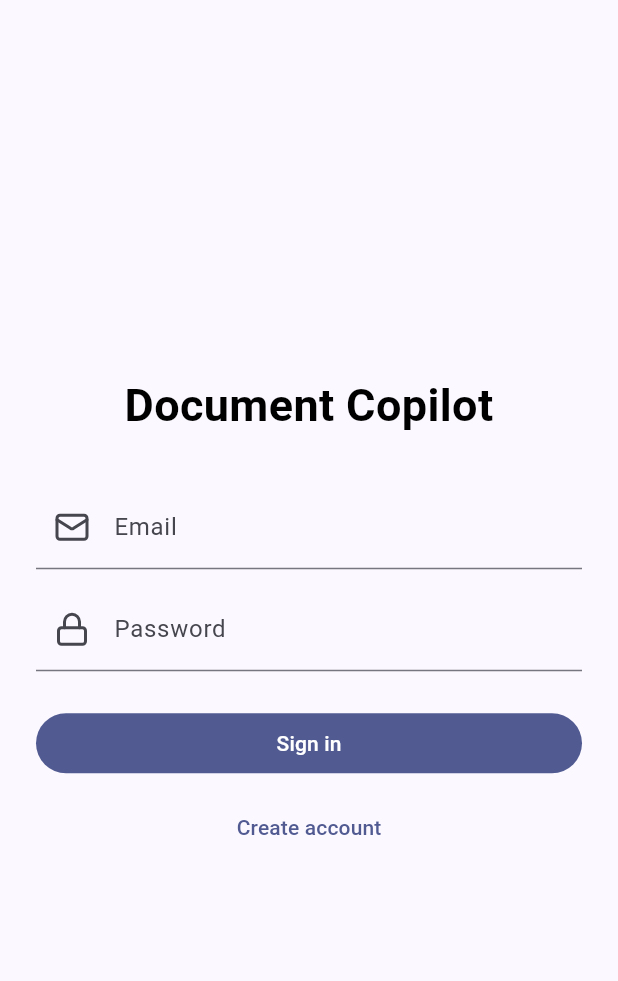
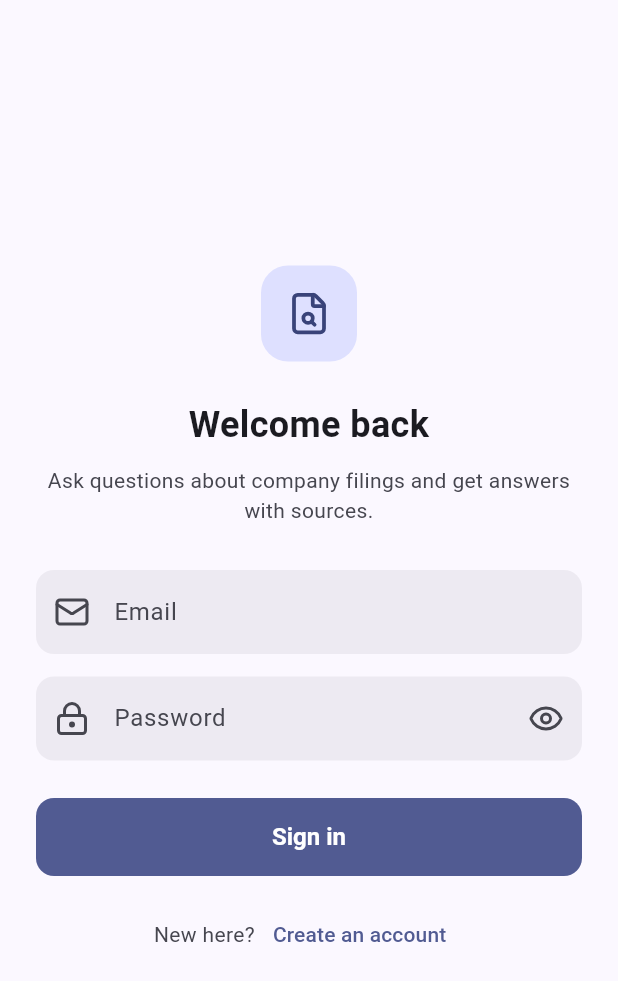
Before and after one commit to ashiq-dev-codes/document-copilot, a Flutter app: the screen it shows after launch, on a phone screen of 412 x 824 dp. Shown: the top 981 px of the screen. Run offline on Flutter 3.47's test engine with Material 3 defaults, Android fonts, the phone set to English and light mode, and no system bars; our stand-ins replace device_preview, dio, flutter_bloc, get_it, lucide_icons_flutter, supabase_flutter; missing offline and left inert: corextra; accounts and stored records are empty; statements that could not run were skipped.

Commit message:
feat: implement AppTheme for consistent styling; add AuthHeader and PasswordField components; refactor SignInPage layout

```diff
--- a/frontend/lib/app.dart
+++ b/frontend/lib/app.dart
@@ -6,6 +6,7 @@ import 'package:document_copilot/core/config/config.dart';
 import 'package:document_copilot/features/auth/presentation/cubit/auth_cubit.dart';
 import 'package:document_copilot/features/auth/presentation/pages/account_page.dart';
 import 'package:document_copilot/features/auth/presentation/pages/sign_in_page.dart';
+import 'package:document_copilot/shared/theme/app_theme.dart';
 
 /// The MaterialApp: theme, debug inspector, and the auth gate as the first page.
 class App extends StatelessWidget {
@@ -16,7 +17,8 @@ class App extends StatelessWidget {
     return MaterialApp(
       title: 'Document Copilot',
       debugShowCheckedModeBanner: false,
-      theme: ThemeData(colorSchemeSeed: Colors.indigo),
+      theme: AppTheme.light,
+      darkTheme: AppTheme.dark,
       // A floating button opens corextra's network and log inspector (see AppConfig).
       builder: (context, child) => CorextraDevToolsOverlay(
         enabled: AppConfig.isDevToolsEnabled,
--- a/frontend/lib/features/auth/presentation/pages/sign_in_page.dart
+++ b/frontend/lib/features/auth/presentation/pages/sign_in_page.dart
@@ -4,11 +4,14 @@ import 'package:flutter_bloc/flutter_bloc.dart';
 import 'package:lucide_icons_flutter/lucide_icons.dart';
 
 import 'package:document_copilot/features/auth/presentation/cubit/auth_cubit.dart';
+import 'package:document_copilot/features/auth/presentation/widgets/auth_header.dart';
+import 'package:document_copilot/features/auth/presentation/widgets/password_field.dart';
+import 'package:document_copilot/shared/constant/constant.dart';
+import 'package:document_copilot/shared/text_styles/app_text.dart';
 import 'package:document_copilot/shared/text_styles/sizes/app_font_size.dart';
-import 'package:document_copilot/shared/text_styles/app_text.dart';
 import 'package:document_copilot/shared/widgets/snackbar/custom_snack_bar.dart';
 
-/// Email and password form to sign in or create an account.
+/// Sign in, or switch to creating an account, with email and password.
 class SignInPage extends StatefulWidget {
   const SignInPage({super.key});
 
@@ -20,6 +23,7 @@ class _SignInPageState extends State<SignInPage> {
   final _formKey = GlobalKey<FormState>();
   final _email = TextEditingController();
   final _password = TextEditingController();
+  bool _isCreatingAccount = false;
 
   @override
   void dispose() {
@@ -28,13 +32,18 @@ class _SignInPageState extends State<SignInPage> {
     super.dispose();
   }
 
-  void _submit({required bool createAccount}) {
+  void _submit() {
     if (!_formKey.currentState!.validate()) return;
     final cubit = context.read<AuthCubit>();
     final email = _email.text.trim();
-    createAccount
+    _isCreatingAccount
         ? cubit.signUp(email, _password.text)
         : cubit.signIn(email, _password.text);
+  }
+
+  void _toggleMode() {
+    _formKey.currentState?.reset();
+    setState(() => _isCreatingAccount = !_isCreatingAccount);
   }
 
   @override
@@ -56,60 +65,60 @@ class _SignInPageState extends State<SignInPage> {
                   final busy = state is AuthSubmitting;
                   return Form(
                     key: _formKey,
+                    child: AutofillGroup(
                       child: Column(
                         crossAxisAlignment: CrossAxisAlignment.stretch,
                         children: [
-                        Text(
-                          'Document Copilot',
-                          textAlign: TextAlign.center,
-                          style: AppText.bold.textStyle(size: AppFontSize.s30),
+                          AuthHeader(
+                            title: _isCreatingAccount
+                                ? 'Create your account'
+                                : 'Welcome back',
+                            subtitle: 'Ask questions about company filings and get answers with sources.',
                           ),
-                        const SizedBox(height: 32),
+                          kHeight30,
                           TextFormField(
                             controller: _email,
+                            keyboardType: TextInputType.emailAddress,
+                            textInputAction: TextInputAction.next,
+                            autofillHints: const [AutofillHints.email],
+                            validator: FormValidators.email,
                             decoration: const InputDecoration(
                               labelText: 'Email',
+                              hintText: 'you@company.com',
                               prefixIcon: Icon(LucideIcons.mail),
                             ),
-                          keyboardType: TextInputType.emailAddress,
-                          autofillHints: const [AutofillHints.email],
-                          validator: FormValidators.email,
                           ),
-                        const SizedBox(height: 12),
-                        TextFormField(
+                          kHeight15,
+                          PasswordField(
                             controller: _password,
-                          decoration: const InputDecoration(
-                            labelText: 'Password',
-                            prefixIcon: Icon(LucideIcons.lock),
+                            onSubmitted: _submit,
+                            helperText: _isCreatingAccount
+                                ? 'At least 6 characters'
+                                : null,
                           ),
-                          obscureText: true,
-                          autofillHints: const [AutofillHints.password],
-                          validator: FormValidators.password,
-                          onFieldSubmitted: (_) =>
-                              _submit(createAccount: false),
-                        ),
-                        const SizedBox(height: 24),
+                          kHeight25,
                           FilledButton(
-                          onPressed: busy
-                              ? null
-                              : () => _submit(createAccount: false),
+                            onPressed: busy ? null : _submit,
                             child: busy
                                 ? const SizedBox.square(
-                                  dimension: 20,
+                                    dimension: 22,
                                     child: CircularProgressIndicator(
-                                    strokeWidth: 2,
+                                      strokeWidth: 2.5,
                                     ),
                                   )
-                              : const Text('Sign in'),
+                                : Text(
+                                    _isCreatingAccount
+                                        ? 'Create account'
+                                        : 'Sign in',
                                   ),
-                        const SizedBox(height: 8),
-                        TextButton(
-                          onPressed: busy
-                              ? null
-                              : () => _submit(createAccount: true),
-                          child: const Text('Create account'),
+                          ),
+                          kHeight15,
+                          _ModeSwitch(
+                            isCreatingAccount: _isCreatingAccount,
+                            onPressed: busy ? null : _toggleMode,
                           ),
                         ],
+                      ),
                     ),
                   );
                 },
@@ -121,3 +130,32 @@ class _SignInPageState extends State<SignInPage> {
     );
   }
 }
+
+/// "New here? Create an account" / "Already have an account? Sign in".
+class _ModeSwitch extends StatelessWidget {
+  const _ModeSwitch({required this.isCreatingAccount, required this.onPressed});
+
+  final bool isCreatingAccount;
+  final VoidCallback? onPressed;
+
+  @override
+  Widget build(BuildContext context) {
+    return Wrap(
+      alignment: WrapAlignment.center,
+      crossAxisAlignment: WrapCrossAlignment.center,
+      children: [
+        Text(
+          isCreatingAccount ? 'Already have an account?' : 'New here?',
+          style: AppText.regular.textStyle(
+            size: AppFontSize.s14,
+            color: Theme.of(context).colorScheme.onSurfaceVariant,
+          ),
+        ),
+        TextButton(
+          onPressed: onPressed,
+          child: Text(isCreatingAccount ? 'Sign in' : 'Create an account'),
+        ),
+      ],
+    );
+  }
+}
--- /dev/null
+++ b/frontend/lib/features/auth/presentation/widgets/auth_header.dart
@@ -0,0 +1,51 @@
+import 'package:flutter/material.dart';
+import 'package:lucide_icons_flutter/lucide_icons.dart';
+
+import 'package:document_copilot/shared/constant/constant.dart';
+import 'package:document_copilot/shared/text_styles/app_text.dart';
+import 'package:document_copilot/shared/text_styles/sizes/app_font_size.dart';
+
+/// The brand mark, a title and one line about the app, at the top of the auth screens.
+class AuthHeader extends StatelessWidget {
+  const AuthHeader({super.key, required this.title, required this.subtitle});
+
+  final String title;
+  final String subtitle;
+
+  @override
+  Widget build(BuildContext context) {
+    final colors = Theme.of(context).colorScheme;
+    return Column(
+      children: [
+        Container(
+          width: 64,
+          height: 64,
+          decoration: BoxDecoration(
+            color: colors.primaryContainer,
+            borderRadius: BorderRadius.circular(18),
+          ),
+          child: Icon(
+            LucideIcons.fileSearch,
+            size: 30,
+            color: colors.onPrimaryContainer,
+          ),
+        ),
+        kHeight25,
+        Text(
+          title,
+          textAlign: TextAlign.center,
+          style: AppText.bold.textStyle(size: AppFontSize.s24),
+        ),
+        kHeight10,
+        Text(
+          subtitle,
+          textAlign: TextAlign.center,
+          style: AppText.regular.textStyle(
+            size: AppFontSize.s14,
+            color: colors.onSurfaceVariant,
+          ),
+        ),
+      ],
+    );
+  }
+}
--- /dev/null
+++ b/frontend/lib/features/auth/presentation/widgets/password_field.dart
@@ -0,0 +1,46 @@
+import 'package:corextra/corextra.dart';
+import 'package:flutter/material.dart';
+import 'package:lucide_icons_flutter/lucide_icons.dart';
+
+/// A password input with a show/hide toggle.
+class PasswordField extends StatefulWidget {
+  const PasswordField({
+    super.key,
+    required this.controller,
+    required this.onSubmitted,
+    this.helperText,
+  });
+
+  final TextEditingController controller;
+  final VoidCallback onSubmitted;
+  final String? helperText;
+
+  @override
+  State<PasswordField> createState() => _PasswordFieldState();
+}
+
+class _PasswordFieldState extends State<PasswordField> {
+  bool _hidden = true;
+
+  @override
+  Widget build(BuildContext context) {
+    return TextFormField(
+      controller: widget.controller,
+      obscureText: _hidden,
+      autofillHints: const [AutofillHints.password],
+      textInputAction: TextInputAction.done,
+      validator: FormValidators.password,
+      onFieldSubmitted: (_) => widget.onSubmitted(),
+      decoration: InputDecoration(
+        labelText: 'Password',
+        helperText: widget.helperText,
+        prefixIcon: const Icon(LucideIcons.lockKeyhole),
+        suffixIcon: IconButton(
+          tooltip: _hidden ? 'Show password' : 'Hide password',
+          icon: Icon(_hidden ? LucideIcons.eye : LucideIcons.eyeOff),
+          onPressed: () => setState(() => _hidden = !_hidden),
+        ),
+      ),
+    );
+  }
+}
--- a/frontend/lib/shared/text_styles/weights/black_text_styles.dart
+++ b/frontend/lib/shared/text_styles/weights/black_text_styles.dart
@@ -11,7 +11,7 @@ class BlackTextStyles extends AppTextStyles {
       fontSize: size,
       fontFamily: fontFamily,
       fontWeight: FontWeight.w900,
-      color: color ?? Colors.black,
+      color: color,
     );
   }
 }
--- a/frontend/lib/shared/text_styles/weights/bold_text_styles.dart
+++ b/frontend/lib/shared/text_styles/weights/bold_text_styles.dart
@@ -11,7 +11,7 @@ class BoldTextStyles extends AppTextStyles {
       fontSize: size,
       fontFamily: fontFamily,
       fontWeight: FontWeight.w700,
-      color: color ?? Colors.black,
+      color: color,
     );
   }
 }
--- a/frontend/lib/shared/text_styles/weights/extra_bold_text_styles.dart
+++ b/frontend/lib/shared/text_styles/weights/extra_bold_text_styles.dart
@@ -11,7 +11,7 @@ class ExtraBoldTextStyles extends AppTextStyles {
       fontSize: size,
       fontFamily: fontFamily,
       fontWeight: FontWeight.w800,
-      color: color ?? Colors.black,
+      color: color,
     );
   }
 }
--- a/frontend/lib/shared/text_styles/weights/extra_light_text_styles.dart
+++ b/frontend/lib/shared/text_styles/weights/extra_light_text_styles.dart
@@ -11,7 +11,7 @@ class ExtraLightTextStyles extends AppTextStyles {
       fontSize: size,
       fontFamily: fontFamily,
       fontWeight: FontWeight.w100,
-      color: color ?? Colors.black,
+      color: color,
     );
   }
 }
--- a/frontend/lib/shared/text_styles/weights/light_text_styles.dart
+++ b/frontend/lib/shared/text_styles/weights/light_text_styles.dart
@@ -11,7 +11,7 @@ class LightTextStyles extends AppTextStyles {
       fontSize: size,
       fontFamily: fontFamily,
       fontWeight: FontWeight.w300,
-      color: color ?? Colors.black,
+      color: color,
     );
   }
 }
--- a/frontend/lib/shared/text_styles/weights/medium_text_styles.dart
+++ b/frontend/lib/shared/text_styles/weights/medium_text_styles.dart
@@ -11,7 +11,7 @@ class MediumTextStyles extends AppTextStyles {
       fontSize: size,
       fontFamily: fontFamily,
       fontWeight: FontWeight.w500,
-      color: color ?? Colors.black,
+      color: color,
     );
   }
 }
--- a/frontend/lib/shared/text_styles/weights/regular_text_styles.dart
+++ b/frontend/lib/shared/text_styles/weights/regular_text_styles.dart
@@ -11,7 +11,7 @@ class RegularTextStyles extends AppTextStyles {
       fontSize: size,
       fontFamily: fontFamily,
       fontWeight: FontWeight.w400,
-      color: color ?? Colors.black,
+      color: color,
     );
   }
 }
--- a/frontend/lib/shared/text_styles/weights/semi_bold_text_styles.dart
+++ b/frontend/lib/shared/text_styles/weights/semi_bold_text_styles.dart
@@ -11,7 +11,7 @@ class SemiBoldTextStyles extends AppTextStyles {
       fontSize: size,
       fontFamily: fontFamily,
       fontWeight: FontWeight.w600,
-      color: color ?? Colors.black,
+      color: color,
     );
   }
 }
--- a/frontend/lib/shared/text_styles/weights/thin_text_styles.dart
+++ b/frontend/lib/shared/text_styles/weights/thin_text_styles.dart
@@ -11,7 +11,7 @@ class ThinTextStyles extends AppTextStyles {
       fontSize: size,
       fontFamily: fontFamily,
       fontWeight: FontWeight.w200,
-      color: color ?? Colors.black,
+      color: color,
     );
   }
 }
--- /dev/null
+++ b/frontend/lib/shared/theme/app_theme.dart
@@ -0,0 +1,60 @@
+import 'package:flutter/material.dart';
+
+import 'package:document_copilot/shared/theme/app_colors.dart';
+
+/// The app's look in one place: colors, text fields, buttons and snackbars,
+/// for light and dark mode. Screens use the defaults instead of styling widgets.
+abstract final class AppTheme {
+  static ThemeData get light => _build(Brightness.light);
+  static ThemeData get dark => _build(Brightness.dark);
+
+  static const _radius = 12.0;
+
+  static ThemeData _build(Brightness brightness) {
+    final colors = ColorScheme.fromSeed(
+      seedColor: AppColors.accent700,
+      brightness: brightness,
+    );
+    final rounded = BorderRadius.circular(_radius);
+
+    return ThemeData(
+      colorScheme: colors,
+      scaffoldBackgroundColor: colors.surface,
+      inputDecorationTheme: InputDecorationTheme(
+        filled: true,
+        fillColor: colors.surfaceContainerHighest.withValues(alpha: 0.6),
+        contentPadding: const EdgeInsets.symmetric(
+          horizontal: 16,
+          vertical: 16,
+        ),
+        border: OutlineInputBorder(
+          borderRadius: rounded,
+          borderSide: BorderSide.none,
+        ),
+        focusedBorder: OutlineInputBorder(
+          borderRadius: rounded,
+          borderSide: BorderSide(color: colors.primary, width: 1.5),
+        ),
+        errorBorder: OutlineInputBorder(
+          borderRadius: rounded,
+          borderSide: BorderSide(color: colors.error),
+        ),
+        focusedErrorBorder: OutlineInputBorder(
+          borderRadius: rounded,
+          borderSide: BorderSide(color: colors.error, width: 1.5),
+        ),
+      ),
+      filledButtonTheme: FilledButtonThemeData(
+        style: FilledButton.styleFrom(
+          minimumSize: const Size.fromHeight(52),
+          shape: RoundedRectangleBorder(borderRadius: rounded),
+          textStyle: const TextStyle(fontSize: 16, fontWeight: FontWeight.w600),
+        ),
+      ),
+      snackBarTheme: SnackBarThemeData(
+        behavior: SnackBarBehavior.floating,
+        shape: RoundedRectangleBorder(borderRadius: rounded),
+      ),
+    );
+  }
+}
```
Also changed, not shown: 1 other file. Lines whose indentation alone changed are shown as unchanged.
